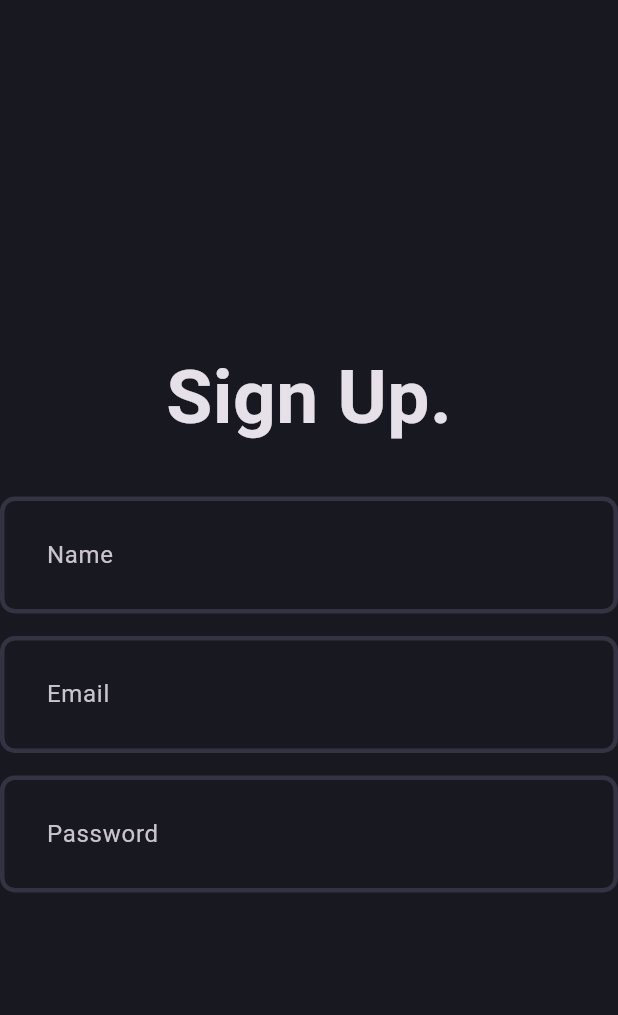
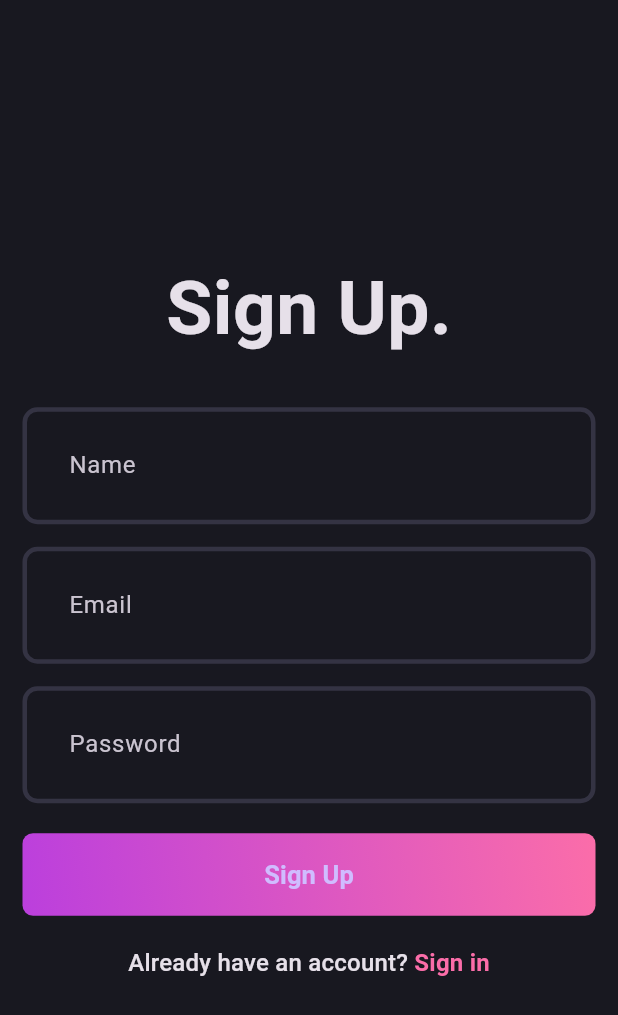
Before and after one commit to AlanTyping/BlogApp, a Flutter app: the screen it shows after launch, on a phone screen of 412 x 824 dp. Shown: the top 1015 px of the screen. Run offline on Flutter 3.47's test engine with Material 3 defaults, Android fonts, the phone set to English and light mode, and no system bars.

Commit message:
uploading sign-up page

```diff
--- /dev/null
+++ b/lib/experimenting.dart
@@ -0,0 +1,35 @@
+class Food {
+  String name;
+  int price;
+
+  Food(this.name, this.price);
+}
+
+class Collection<T> {
+  String name;
+  List<T> data;
+
+  Collection(this.name, this.data);
+
+  T randomItem() {
+    data.shuffle();
+
+    return data[0];
+  }
+}
+
+Food pizza = Food("Pizza", 20);
+Food chicken = Food("Chicken", 110);
+Food snak = Food("Snak", 50);
+
+var comidas = Collection<Food>("Comidas", [pizza, chicken, snak]);
+
+Food randomFood = comidas.randomItem();
+
+void jaja() {
+  print(randomFood.name);
+}
+
+// void funcion() {
+//   print(randomFood);
+// }
--- a/lib/features/auth/presentation/pages/signup_page.dart
+++ b/lib/features/auth/presentation/pages/signup_page.dart
@@ -1,4 +1,6 @@
+import 'package:blog_app/core/theme/app_pallete.dart';
 import 'package:blog_app/features/auth/presentation/widgets/auth_field.dart';
+import 'package:blog_app/features/auth/presentation/widgets/auth_gradient_button.dart';
 import 'package:flutter/material.dart';
 
 class SignUpPage extends StatefulWidget {
@@ -9,23 +11,79 @@ class SignUpPage extends StatefulWidget {
 }
 
 class _SignUpPageState extends State<SignUpPage> {
+  final nameController = TextEditingController();
+  final emailController = TextEditingController();
+  final passwordController = TextEditingController();
+  final formKey = GlobalKey<FormState>();
+
+  @override
+  void dispose() {
+    nameController.dispose();
+    emailController.dispose();
+    passwordController.dispose();
+    super.dispose();
+  }
+
   @override
   Widget build(BuildContext context) {
-    return const Scaffold(
-        body: Column(
-      mainAxisAlignment: MainAxisAlignment.center,
-      children: [
-        Text(
-          'Sign Up.',
-          style: TextStyle(fontSize: 50, fontWeight: FontWeight.bold),
+    //formKey.currentState!.validate();
+
+    return Scaffold(
+      body: Padding(
+        padding: const EdgeInsets.all(15), // Aquí se puede agregar const
+        child: Form(
+          key: formKey,
+          child: Column(
+            mainAxisAlignment: MainAxisAlignment.center,
+            children: [
+              const Text(
+                // Agregamos const porque el texto y su estilo no cambiarán
+                'Sign Up.',
+                style: TextStyle(
+                  fontSize: 50,
+                  fontWeight: FontWeight.bold,
+                ),
+              ),
+              const SizedBox(
+                  height:
+                      30), // Usamos const porque las dimensiones son constantes
+              AuthField(
+                hintText: 'Name',
+                controller: nameController,
+              ), // AuthField tiene parámetros constantes
+              const SizedBox(height: 15),
+              AuthField(
+                hintText: 'Email',
+                controller: emailController,
+              ),
+              const SizedBox(height: 15),
+              AuthField(
+                hintText: 'Password',
+                controller: passwordController,
+                isObscureText: true,
+              ),
+              const SizedBox(height: 20),
+              const AuthGradientButton(), // Agregamos const si el botón no tiene parámetros dinámicos
+              const SizedBox(height: 20),
+              RichText(
+                text: TextSpan(
+                  text: "Already have an account? ",
+                  style: Theme.of(context).textTheme.titleMedium,
+                  children: [
+                    TextSpan(
+                      text: 'Sign in',
+                      style: Theme.of(context).textTheme.titleMedium?.copyWith(
+                            color: AppPallete.gradient2,
+                            fontWeight: FontWeight.bold,
+                          ),
+                    )
+                  ],
+                ),
+              ),
+            ],
+          ),
         ),
-        SizedBox(height: 30),
-        AuthField(hintText: 'Name'),
-        SizedBox(height: 15),
-        AuthField(hintText: 'Email'),
-        SizedBox(height: 15),
-        AuthField(hintText: 'Password'),
-      ],
-    ));
+      ),
+    );
   }
 }
--- a/lib/features/auth/presentation/widgets/auth_field.dart
+++ b/lib/features/auth/presentation/widgets/auth_field.dart
@@ -2,14 +2,30 @@ import 'package:flutter/material.dart';
 
 class AuthField extends StatelessWidget {
   final String hintText;
-  const AuthField({super.key, required this.hintText});
+  final TextEditingController controller;
+  final bool isObscureText;
+  const AuthField({
+    super.key,
+    required this.hintText,
+    required this.controller,
+    this.isObscureText = false,
+  });
 
   @override
   Widget build(BuildContext context) {
     return TextFormField(
+      controller: controller,
       decoration: InputDecoration(
         hintText: hintText,
       ),
+      validator: (value) {
+        if (value!.isEmpty) {
+          return '$hintText is empy!';
+        }
+        return null;
+      },
+      obscureText: isObscureText,
+      obscuringCharacter: '*',
     );
   }
 }
--- /dev/null
+++ b/lib/features/auth/presentation/widgets/auth_gradient_button.dart
@@ -0,0 +1,34 @@
+import 'package:blog_app/core/theme/app_pallete.dart';
+import 'package:flutter/material.dart';
+
+class AuthGradientButton extends StatelessWidget {
+  const AuthGradientButton({super.key});
+
+  @override
+  Widget build(BuildContext context) {
+    return Container(
+      decoration: BoxDecoration(
+          gradient: const LinearGradient(
+            colors: [
+              AppPallete.gradient1,
+              AppPallete.gradient2,
+            ],
+            begin: Alignment.bottomLeft,
+            end: Alignment.topRight,
+          ),
+          borderRadius: BorderRadius.circular(7)),
+      child: ElevatedButton(
+        onPressed: () {},
+        style: ElevatedButton.styleFrom(
+            fixedSize: const Size(395, 55),
+            backgroundColor: Colors.transparent,
+            shadowColor: Colors.transparent),
+        child: const Text("Sign Up",
+            style: TextStyle(
+              fontSize: 17,
+              fontWeight: FontWeight.w600,
+            )),
+      ),
+    );
+  }
+}
```
